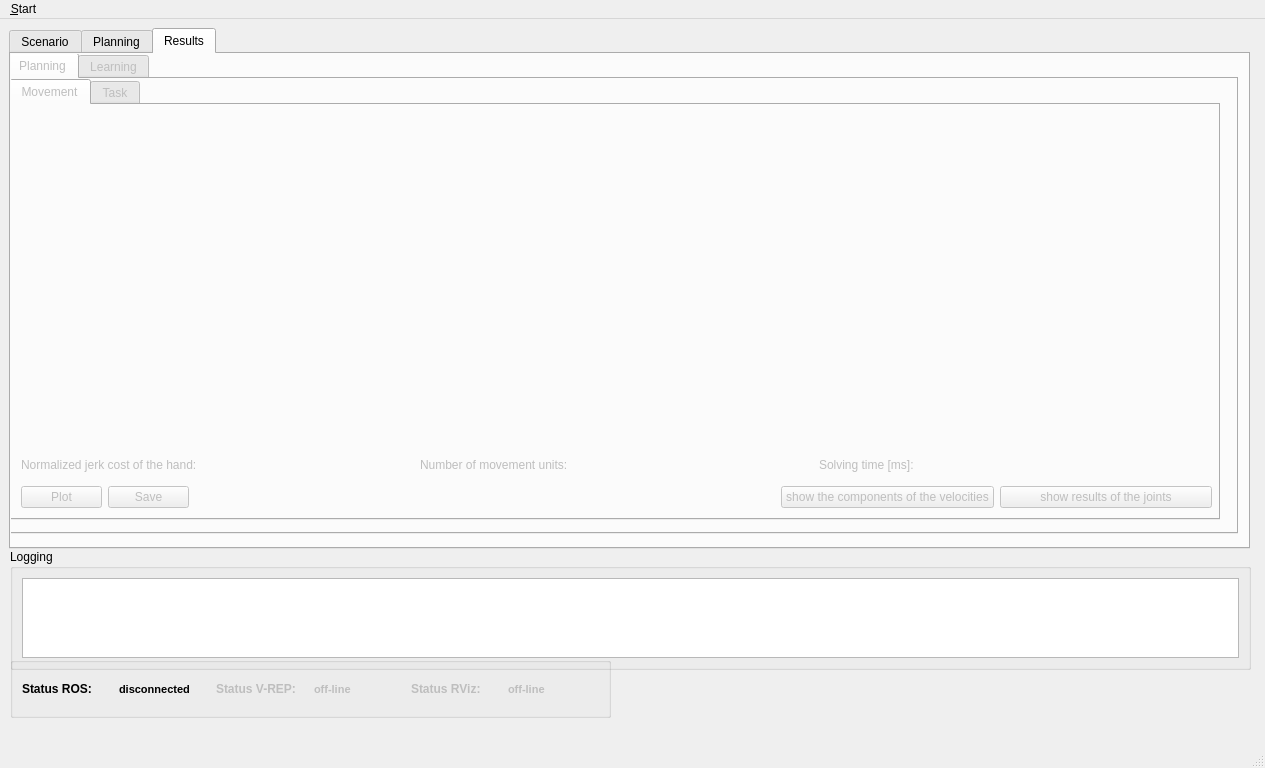
First picture: the form in ui/main_window.ui, repository zohannn/motion_manager, before the edit.
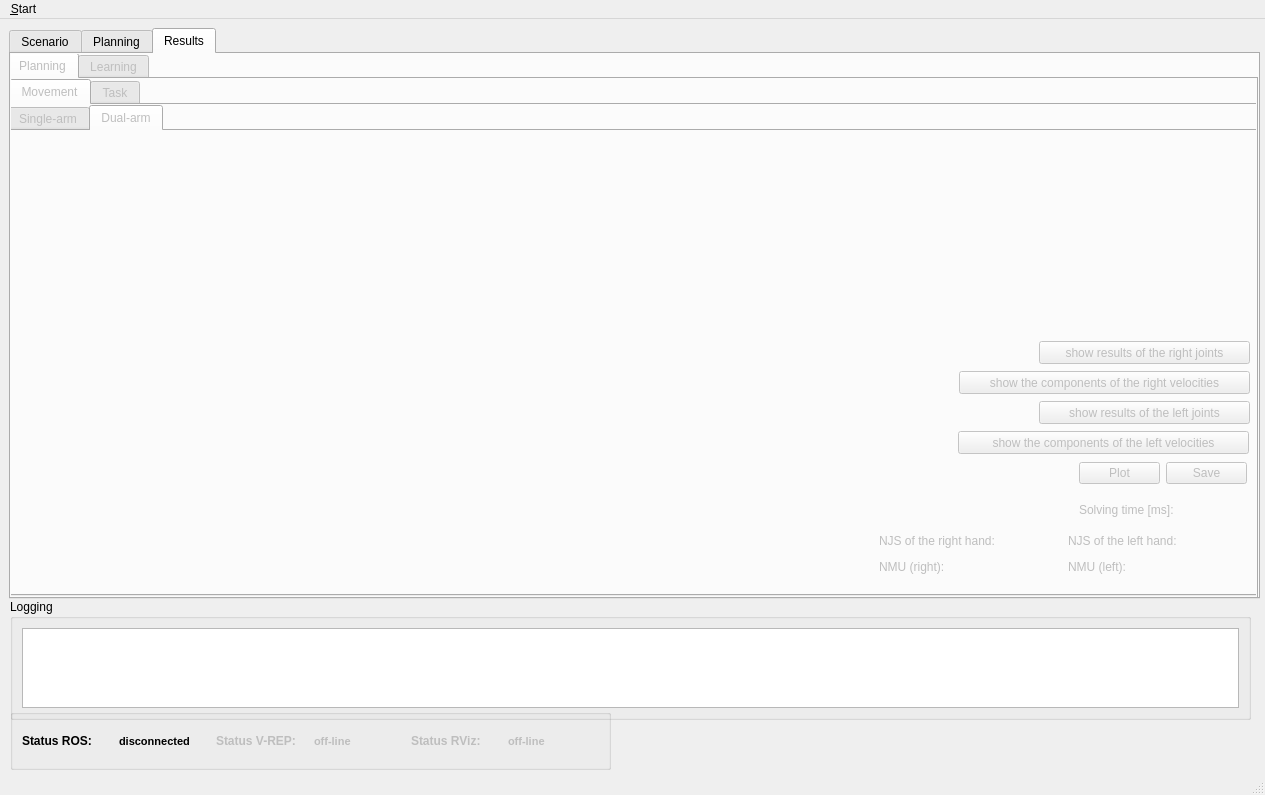
Second picture: the form after the edit. The open tabs and pages were chosen to show the change. Icons and pictures are not drawn. Custom widgets are drawn as their Qt base class.

Commit message: dual-arm movement results done

```diff
--- a/ui/main_window.ui
+++ b/ui/main_window.ui
@@ -7,7 +7,7 @@
     <x>0</x>
     <y>0</y>
     <width>1265</width>
-    <height>768</height>
+    <height>795</height>
    </rect>
   </property>
   <property name="windowTitle">
@@ -29,8 +29,8 @@
      <rect>
       <x>9</x>
       <y>9</y>
-      <width>1241</width>
-      <height>521</height>
+      <width>1251</width>
+      <height>571</height>
      </rect>
     </property>
     <property name="currentIndex">
@@ -1065,8 +1065,8 @@
        <rect>
         <x>-4</x>
         <y>-1</y>
-        <width>1231</width>
-        <height>481</height>
+        <width>1251</width>
+        <height>551</height>
        </rect>
       </property>
       <property name="currentIndex">
@@ -1081,8 +1081,8 @@
          <rect>
           <x>0</x>
           <y>0</y>
-          <width>1211</width>
-          <height>441</height>
+          <width>1251</width>
+          <height>521</height>
          </rect>
         </property>
         <property name="currentIndex">
@@ -1092,11 +1092,45 @@
          <attribute name="title">
           <string>Movement</string>
          </attribute>
+         <widget class="QTabWidget" name="tabWidget_plan_mov">
+          <property name="geometry">
+           <rect>
+            <x>-4</x>
+            <y>0</y>
+            <width>1251</width>
+            <height>491</height>
+           </rect>
+          </property>
+          <property name="currentIndex">
+           <number>1</number>
+          </property>
+          <widget class="QWidget" name="tab_mov_single">
+           <attribute name="title">
+            <string>Single-arm</string>
+           </attribute>
          <widget class="QWidget" name="layoutWidget">
           <property name="geometry">
            <rect>
-            <x>10</x>
-            <y>350</y>
+              <x>20</x>
+              <y>10</y>
+              <width>1191</width>
+              <height>361</height>
+             </rect>
+            </property>
+            <layout class="QHBoxLayout" name="horizontalLayout_11">
+             <item>
+              <widget class="QWidget" name="plot_hand_pos_mov" native="true"/>
+             </item>
+             <item>
+              <widget class="QCustomPlot" name="plot_hand_vel_mov" native="true"/>
+             </item>
+            </layout>
+           </widget>
+           <widget class="QWidget" name="layoutWidget">
+            <property name="geometry">
+             <rect>
+              <x>20</x>
+              <y>390</y>
             <width>1191</width>
             <height>20</height>
            </rect>
@@ -1162,12 +1196,12 @@
           <property name="geometry">
            <rect>
             <x>10</x>
-            <y>10</y>
-            <width>1191</width>
-            <height>331</height>
-           </rect>
-          </property>
-          <layout class="QHBoxLayout" name="horizontalLayout_11">
+              <y>420</y>
+              <width>168</width>
+              <height>25</height>
+             </rect>
+            </property>
+            <layout class="QHBoxLayout" name="horizontalLayout_24">
            <item>
             <widget class="QWidget" name="plot_hand_pos_mov" native="true"/>
            </item>
@@ -1179,8 +1213,8 @@
          <widget class="QWidget" name="layoutWidget">
           <property name="geometry">
            <rect>
-            <x>770</x>
-            <y>380</y>
+              <x>800</x>
+              <y>420</y>
             <width>431</width>
             <height>25</height>
            </rect>
@@ -1202,31 +1236,240 @@
            </item>
           </layout>
          </widget>
+          </widget>
+          <widget class="QWidget" name="tab_mov_dual">
+           <attribute name="title">
+            <string>Dual-arm</string>
+           </attribute>
          <widget class="QWidget" name="layoutWidget">
           <property name="geometry">
            <rect>
-            <x>10</x>
-            <y>380</y>
+              <x>1070</x>
+              <y>370</y>
+              <width>171</width>
+              <height>17</height>
+             </rect>
+            </property>
+            <layout class="QHBoxLayout" name="horizontalLayout_30">
+             <item>
+              <widget class="QLabel" name="label_solv_time_dual">
+               <property name="text">
+                <string>Solving time [ms]:</string>
+               </property>
+              </widget>
+             </item>
+             <item>
+              <widget class="QLabel" name="label_solv_time_dual_value">
+               <property name="text">
+                <string/>
+               </property>
+              </widget>
+             </item>
+            </layout>
+           </widget>
+           <widget class="QWidget" name="layoutWidget">
+            <property name="geometry">
+             <rect>
+              <x>870</x>
+              <y>400</y>
+              <width>371</width>
+              <height>46</height>
+             </rect>
+            </property>
+            <layout class="QVBoxLayout" name="verticalLayout_13">
+             <item>
+              <layout class="QHBoxLayout" name="horizontalLayout_32">
+               <item>
+                <layout class="QHBoxLayout" name="horizontalLayout_26">
+                 <item>
+                  <widget class="QLabel" name="label_cost_hand_right">
+                   <property name="text">
+                    <string>NJS of the right hand: </string>
+                   </property>
+                  </widget>
+                 </item>
+                 <item>
+                  <widget class="QLabel" name="label_cost_hand_right_value">
+                   <property name="text">
+                    <string/>
+                   </property>
+                  </widget>
+                 </item>
+                </layout>
+               </item>
+               <item>
+                <layout class="QHBoxLayout" name="horizontalLayout_27">
+                 <item>
+                  <widget class="QLabel" name="label_cost_hand_left">
+                   <property name="text">
+                    <string>NJS of the left hand: </string>
+                   </property>
+                  </widget>
+                 </item>
+                 <item>
+                  <widget class="QLabel" name="label_cost_hand_left_value">
+                   <property name="text">
+                    <string/>
+                   </property>
+                  </widget>
+                 </item>
+                </layout>
+               </item>
+              </layout>
+             </item>
+             <item>
+              <layout class="QHBoxLayout" name="horizontalLayout_31">
+               <item>
+                <layout class="QHBoxLayout" name="horizontalLayout_28">
+                 <item>
+                  <widget class="QLabel" name="label_nmu_hand_right">
+                   <property name="text">
+                    <string>NMU (right): </string>
+                   </property>
+                  </widget>
+                 </item>
+                 <item>
+                  <widget class="QLabel" name="label_nmu_hand_right_value">
+                   <property name="text">
+                    <string/>
+                   </property>
+                  </widget>
+                 </item>
+                </layout>
+               </item>
+               <item>
+                <layout class="QHBoxLayout" name="horizontalLayout_29">
+                 <item>
+                  <widget class="QLabel" name="label_nmu_hand_left">
+                   <property name="text">
+                    <string>NMU (left): </string>
+                   </property>
+                  </widget>
+                 </item>
+                 <item>
+                  <widget class="QLabel" name="label_nmu_hand_left_value">
+                   <property name="text">
+                    <string/>
+                   </property>
+                  </widget>
+                 </item>
+                </layout>
+               </item>
+              </layout>
+             </item>
+            </layout>
+           </widget>
+           <widget class="QWidget" name="layoutWidget_3">
+            <property name="geometry">
+             <rect>
+              <x>1070</x>
+              <y>330</y>
             <width>168</width>
             <height>25</height>
            </rect>
           </property>
-          <layout class="QHBoxLayout" name="horizontalLayout_24">
+            <layout class="QHBoxLayout" name="horizontalLayout_35">
            <item>
-            <widget class="QPushButton" name="pushButton_plot_mov">
+              <widget class="QPushButton" name="pushButton_plot_mov_dual">
              <property name="text">
               <string>Plot</string>
              </property>
             </widget>
            </item>
            <item>
-            <widget class="QPushButton" name="pushButton_save_res_mov">
+              <widget class="QPushButton" name="pushButton_save_res_mov_dual">
              <property name="text">
               <string>Save</string>
              </property>
             </widget>
            </item>
           </layout>
+           </widget>
+           <widget class="QWidget" name="layoutWidget">
+            <property name="geometry">
+             <rect>
+              <x>10</x>
+              <y>10</y>
+              <width>851</width>
+              <height>441</height>
+             </rect>
+            </property>
+            <layout class="QVBoxLayout" name="verticalLayout_14">
+             <item>
+              <layout class="QHBoxLayout" name="horizontalLayout_33">
+               <item>
+                <widget class="QWidget" name="plot_hand_pos_mov_right" native="true"/>
+               </item>
+               <item>
+                <widget class="QCustomPlot" name="plot_hand_vel_mov_right" native="true"/>
+               </item>
+              </layout>
+             </item>
+             <item>
+              <layout class="QHBoxLayout" name="horizontalLayout_34">
+               <item>
+                <widget class="QWidget" name="plot_hand_pos_mov_left" native="true"/>
+               </item>
+               <item>
+                <widget class="QCustomPlot" name="plot_hand_vel_mov_left" native="true"/>
+               </item>
+              </layout>
+             </item>
+            </layout>
+           </widget>
+           <widget class="QPushButton" name="pushButton_comp_vel_mov_left">
+            <property name="geometry">
+             <rect>
+              <x>949</x>
+              <y>300</y>
+              <width>291</width>
+              <height>23</height>
+             </rect>
+            </property>
+            <property name="text">
+             <string>show the components of the left velocities</string>
+            </property>
+           </widget>
+           <widget class="QPushButton" name="pushButton_joints_results_mov_left">
+            <property name="geometry">
+             <rect>
+              <x>1030</x>
+              <y>270</y>
+              <width>211</width>
+              <height>23</height>
+             </rect>
+            </property>
+            <property name="text">
+             <string>show results of the left joints</string>
+            </property>
+           </widget>
+           <widget class="QPushButton" name="pushButton_joints_results_mov_right">
+            <property name="geometry">
+             <rect>
+              <x>1030</x>
+              <y>210</y>
+              <width>211</width>
+              <height>23</height>
+             </rect>
+            </property>
+            <property name="text">
+             <string>show results of the right joints</string>
+            </property>
+           </widget>
+           <widget class="QPushButton" name="pushButton_comp_vel_mov_right">
+            <property name="geometry">
+             <rect>
+              <x>950</x>
+              <y>240</y>
+              <width>291</width>
+              <height>23</height>
+             </rect>
+            </property>
+            <property name="text">
+             <string>show the components of the right velocities</string>
+            </property>
+           </widget>
+          </widget>
          </widget>
         </widget>
         <widget class="QWidget" name="tab_results_plan_task">
@@ -1412,7 +1655,7 @@
     <property name="geometry">
      <rect>
       <x>10</x>
-      <y>530</y>
+      <y>580</y>
       <width>1241</width>
       <height>121</height>
      </rect>
@@ -1430,7 +1673,7 @@
     <property name="geometry">
      <rect>
       <x>10</x>
-      <y>638</y>
+      <y>690</y>
       <width>601</width>
       <height>61</height>
      </rect>
```
Left out of the diff: 42 changed lines with no effect on the pictures. Lines whose indentation alone changed are shown as unchanged. The commit also changes 10 other files.
